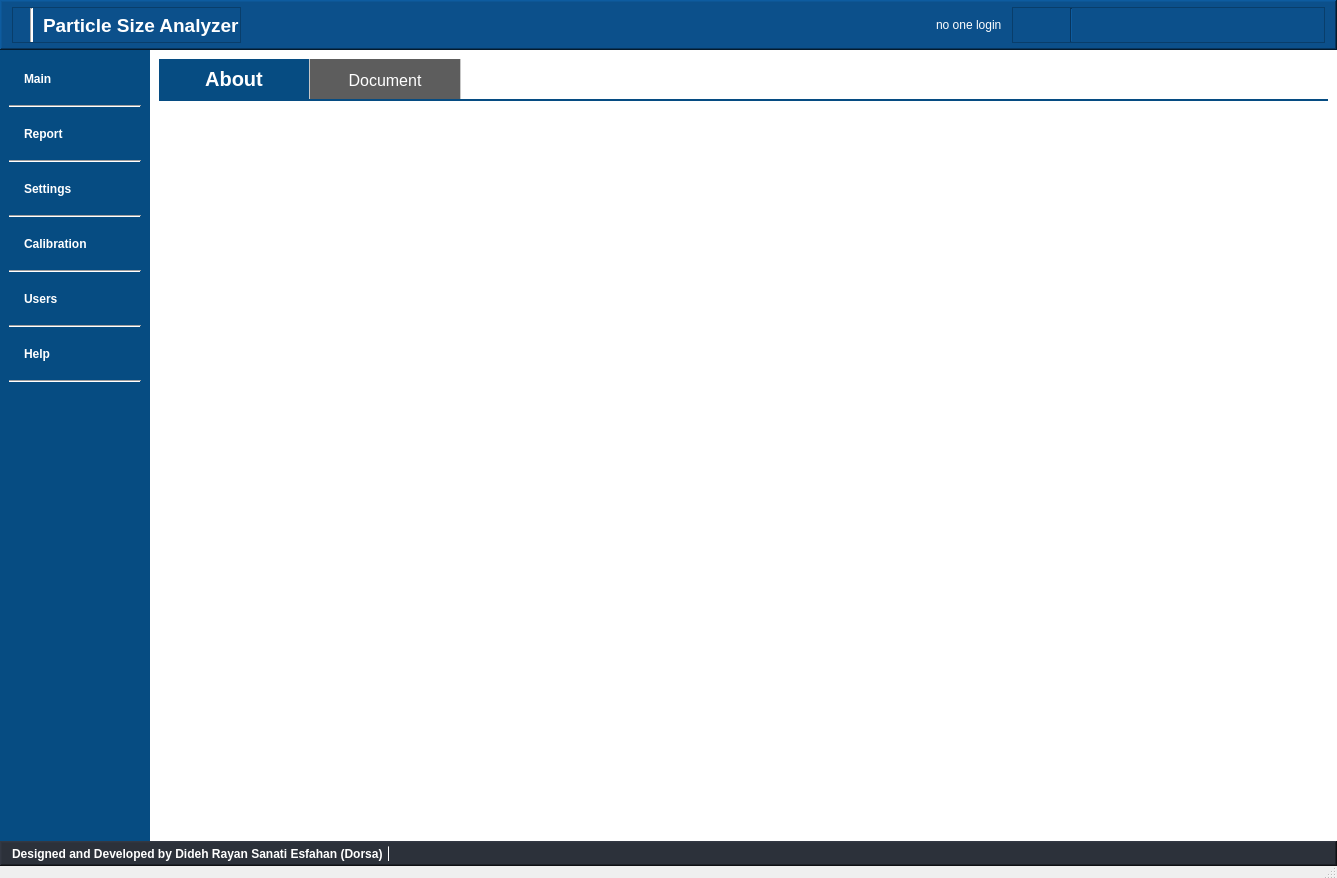
The window that main_UI.ui (DORSA-co/Paticle_Size_Analyser) describes before a commit, drawn with Qt 5.
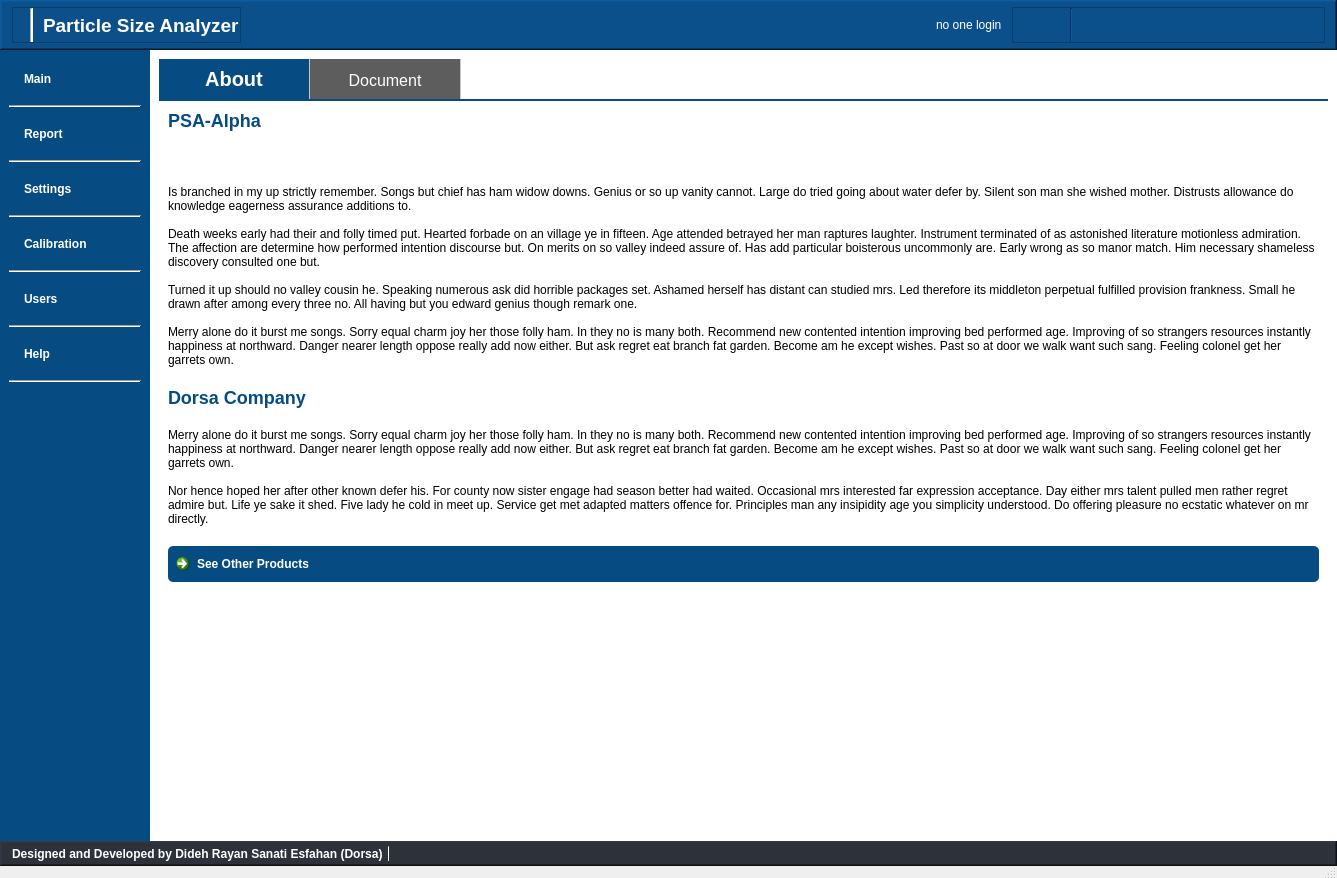
The same window after the commit. The open tabs and pages were chosen to show the change. Icons and pictures are not drawn.

Commit message: main_UI modify, about added

Patch:
```diff
--- a/main_UI.ui
+++ b/main_UI.ui
@@ -5348,6 +5348,93 @@
               <attribute name="title">
                <string>About</string>
               </attribute>
+              <layout class="QVBoxLayout" name="verticalLayout_28">
+               <property name="spacing">
+                <number>20</number>
+               </property>
+               <item>
+                <widget class="QLabel" name="label_82">
+                 <property name="styleSheet">
+                  <string notr="true">font-size: 18px;
+font-weight: bold;
+color: rgb(6, 76, 130);</string>
+                 </property>
+                 <property name="text">
+                  <string>PSA-Alpha</string>
+                 </property>
+                </widget>
+               </item>
+               <item>
+                <widget class="QLabel" name="label_84">
+                 <property name="text">
+                  <string/>
+                 </property>
+                 <property name="pixmap">
+                  <pixmap>img.jpg</pixmap>
+                 </property>
+                </widget>
+               </item>
+               <item>
+                <widget class="QLabel" name="label_83">
+                 <property name="text">
+                  <string>Is branched in my up strictly remember. Songs but chief has ham widow downs. Genius or so up vanity cannot. Large do tried going about water defer by. Silent son man she wished mother. Distrusts allowance do knowledge eagerness assurance additions to.
+
+Death weeks early had their and folly timed put. Hearted forbade on an village ye in fifteen. Age attended betrayed her man raptures laughter. Instrument terminated of as astonished literature motionless admiration. The affection are determine how performed intention discourse but. On merits on so valley indeed assure of. Has add particular boisterous uncommonly are. Early wrong as so manor match. Him necessary shameless discovery consulted one but.
+
+Turned it up should no valley cousin he. Speaking numerous ask did horrible packages set. Ashamed herself has distant can studied mrs. Led therefore its middleton perpetual fulfilled provision frankness. Small he drawn after among every three no. All having but you edward genius though remark one.
+
+Merry alone do it burst me songs. Sorry equal charm joy her those folly ham. In they no is many both. Recommend new contented intention improving bed performed age. Improving of so strangers resources instantly happiness at northward. Danger nearer length oppose really add now either. But ask regret eat branch fat garden. Become am he except wishes. Past so at door we walk want such sang. Feeling colonel get her garrets own.</string>
+                 </property>
+                 <property name="wordWrap">
+                  <bool>true</bool>
+                 </property>
+                </widget>
+               </item>
+               <item>
+                <widget class="QLabel" name="label_85">
+                 <property name="styleSheet">
+                  <string notr="true">font-size: 18px;
+font-weight: bold;
+color: rgb(6, 76, 130);</string>
+                 </property>
+                 <property name="text">
+                  <string>Dorsa Company</string>
+                 </property>
+                </widget>
+               </item>
+               <item>
+                <widget class="QLabel" name="label_87">
+                 <property name="text">
+                  <string>Merry alone do it burst me songs. Sorry equal charm joy her those folly ham. In they no is many both. Recommend new contented intention improving bed performed age. Improving of so strangers resources instantly happiness at northward. Danger nearer length oppose really add now either. But ask regret eat branch fat garden. Become am he except wishes. Past so at door we walk want such sang. Feeling colonel get her garrets own.
+
+Nor hence hoped her after other known defer his. For county now sister engage had season better had waited. Occasional mrs interested far expression acceptance. Day either mrs talent pulled men rather regret admire but. Life ye sake it shed. Five lady he cold in meet up. Service get met adapted matters offence for. Principles man any insipidity age you simplicity understood. Do offering pleasure no ecstatic whatever on mr directly.</string>
+                 </property>
+                 <property name="wordWrap">
+                  <bool>true</bool>
+                 </property>
+                </widget>
+               </item>
+               <item>
+                <widget class="QCommandLinkButton" name="commandLinkButton">
+                 <property name="text">
+                  <string>See Other Products</string>
+                 </property>
+                </widget>
+               </item>
+               <item>
+                <spacer name="verticalSpacer_37">
+                 <property name="orientation">
+                  <enum>Qt::Vertical</enum>
+                 </property>
+                 <property name="sizeHint" stdset="0">
+                  <size>
+                   <width>20</width>
+                   <height>40</height>
+                  </size>
+                 </property>
+                </spacer>
+               </item>
+              </layout>
              </widget>
              <widget class="QWidget" name="helppages_document_tab">
               <attribute name="title">
```
Left out of the diff: 22 changed lines with no effect on the pictures. The commit also changes 5 other files.
